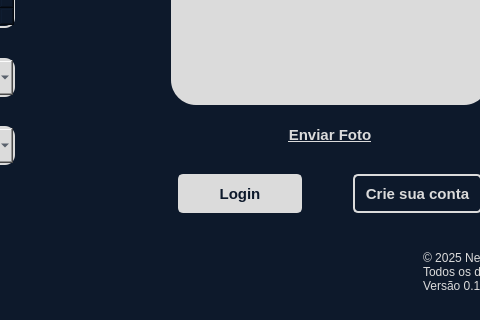
First picture: the form in ui/CadastroWindow.ui, repository kawlu/Atlas-Finance, before the edit; both pictures show x 477 to 957 and y 330 to 650 of the 1080 by 650 pixel window.
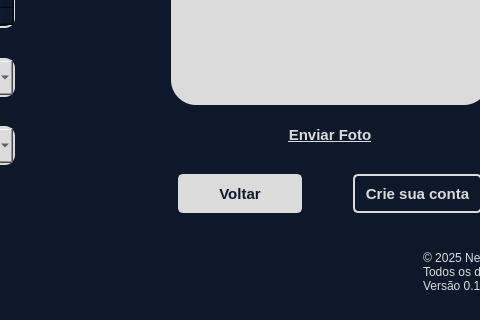
Second picture: the form after the edit. Icons and pictures are not drawn.

The edit to the form file:
```diff
--- a/ui/CadastroWindow.ui
+++ b/ui/CadastroWindow.ui
@@ -758,7 +758,7 @@
 </string>
                </property>
                <property name="text">
-                <string>Login</string>
+                <string>Voltar</string>
                </property>
               </widget>
              </item>
```
